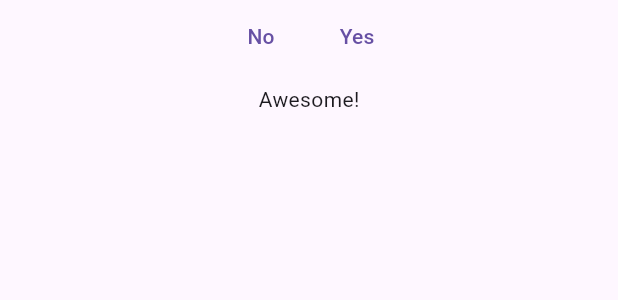
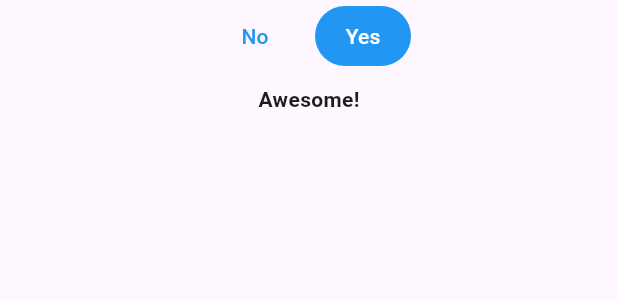
Before and after one commit to elchibek5/Dart_Project, a Flutter app: the DemoButtons widget shown alone on an empty page, opened directly, after a tap on "Yes", on a phone screen of 412 x 824 dp. Shown: the top 300 px of the screen. Run offline on Flutter 3.47's test engine with Material 3 defaults, Android fonts, the phone set to English and light mode, and no system bars.

Commit message:
Update demo_buttons.dart

```diff
--- a/lib/demo_buttons.dart
+++ b/lib/demo_buttons.dart
@@ -1,4 +1,6 @@
 import 'package:flutter/material.dart';
+
+enum Understanding { yes, no, none }
 
 class DemoButtons extends StatefulWidget {
   const DemoButtons({super.key});
@@ -8,10 +10,10 @@ class DemoButtons extends StatefulWidget {
 }
 
 class _DemoButtonsState extends State<DemoButtons> {
-  bool _isUnderstood = false;
+  Understanding _understanding = Understanding.none;
 
-  void _updateUnderstanding(bool value) {
-    setState(() => _isUnderstood = value);
+  void _updateUnderstanding(Understanding value) {
+    setState(() => _understanding = value);
   }
 
   @override
@@ -24,22 +26,33 @@ class _DemoButtonsState extends State<DemoButtons> {
         Row(
           mainAxisAlignment: MainAxisAlignment.center,
           children: [
-            TextButton(
-              onPressed: () => _updateUnderstanding(false),
-              child: const Text('No'),
-            ),
-            TextButton(
-              onPressed: () => _updateUnderstanding(true),
-              child: const Text('Yes'),
-            ),
+            _buildButton('No', Understanding.no),
+            const SizedBox(width: 8),
+            _buildButton('Yes', Understanding.yes),
           ],
         ),
-        if (_isUnderstood)
+        if (_understanding == Understanding.yes)
           const Padding(
             padding: EdgeInsets.only(top: 8),
-            child: Text('Awesome!'),
+            child: Text(
+              'Awesome!',
+              style: TextStyle(fontWeight: FontWeight.bold),
+            ),
           ),
       ],
     );
   }
+
+  Widget _buildButton(String label, Understanding value) {
+    final bool isSelected = _understanding == value;
+
+    return TextButton(
+      onPressed: () => _updateUnderstanding(value),
+      style: TextButton.styleFrom(
+        foregroundColor: isSelected ? Colors.white : Colors.blue,
+        backgroundColor: isSelected ? Colors.blue : null,
+      ),
+      child: Text(label),
+    );
+  }
 }
```
